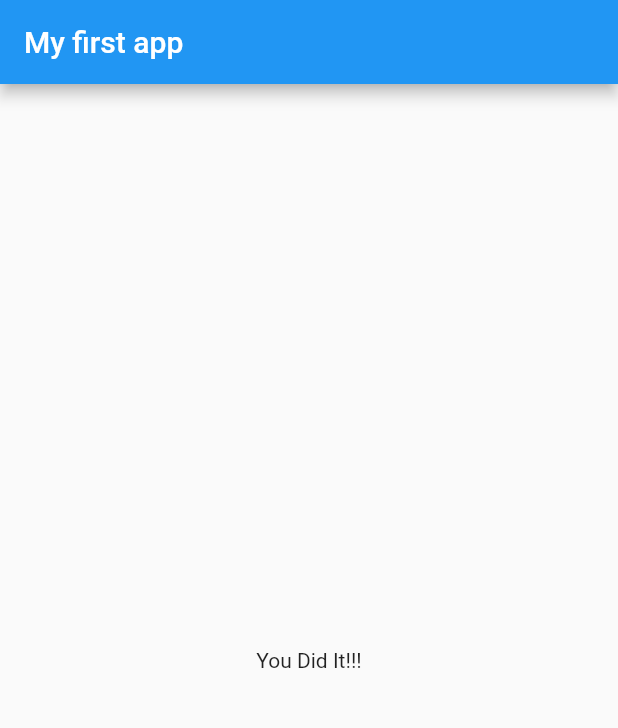
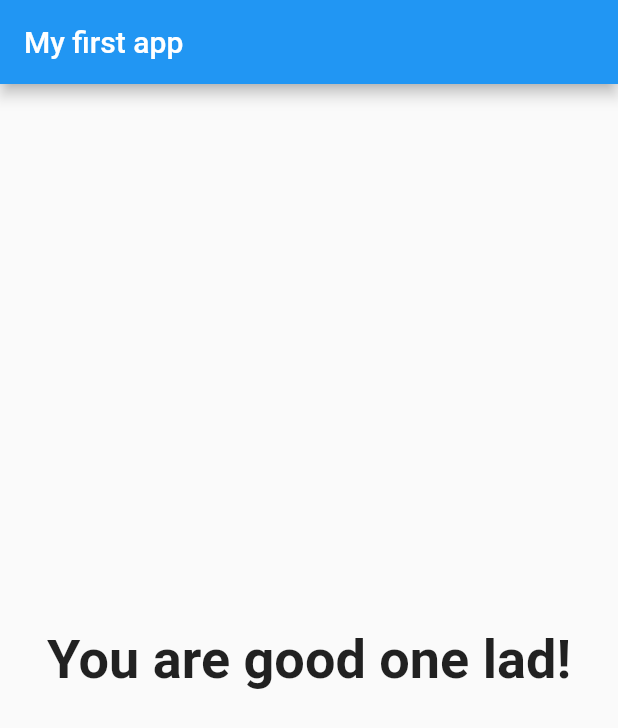
Before and after one commit to naimul-hasan-sabbir/flutter_Quiz_App, a Flutter app: the screen it shows after launch, after a tap on "Black", after a tap on "Rabbit", on a phone screen of 412 x 824 dp. Shown: the top 728 px of the screen. Run offline on Flutter 3.47's test engine with Material 2 defaults, Android fonts, the phone set to English and light mode, and no system bars.

```diff
--- a/lib/main.dart
+++ b/lib/main.dart
@@ -59,7 +59,7 @@ class _MyAppState extends State<MyApp> {
                 questionIndex: _questionIndex,
                 questions: _questions,
               )
-            : Result(),
+            : Result(_totalScore),
       ),
     );
   }
--- a/lib/result.dart
+++ b/lib/result.dart
@@ -1,9 +1,30 @@
 import 'package:flutter/material.dart';
 
 class Result extends StatelessWidget {
+  final int resultScore;
+
+  Result(this.resultScore);
+
+  String get resultPhrase {
+    String resultText;
+
+    if (resultScore <= 8) {
+      resultText = "You are awesome & innocent";
+    } else if (resultScore <= 12) {
+      resultText = "You are good one lad!";
+    } else {
+      resultText = "You are evil";
+    }
+    return resultText;
+  }
 
   @override
   Widget build(BuildContext context) {
-    return Center(child: Text("You Did It!!!"));
+    return Center(
+        child: Text(
+      resultPhrase,
+      style: TextStyle(fontSize: 36, fontWeight: FontWeight.bold),
+      textAlign: TextAlign.center,
+    ));
   }
 }
```
